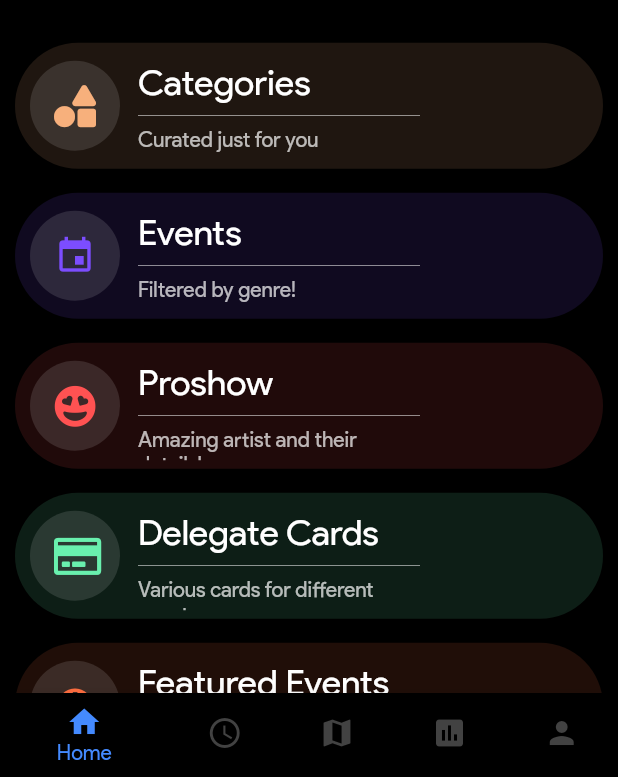
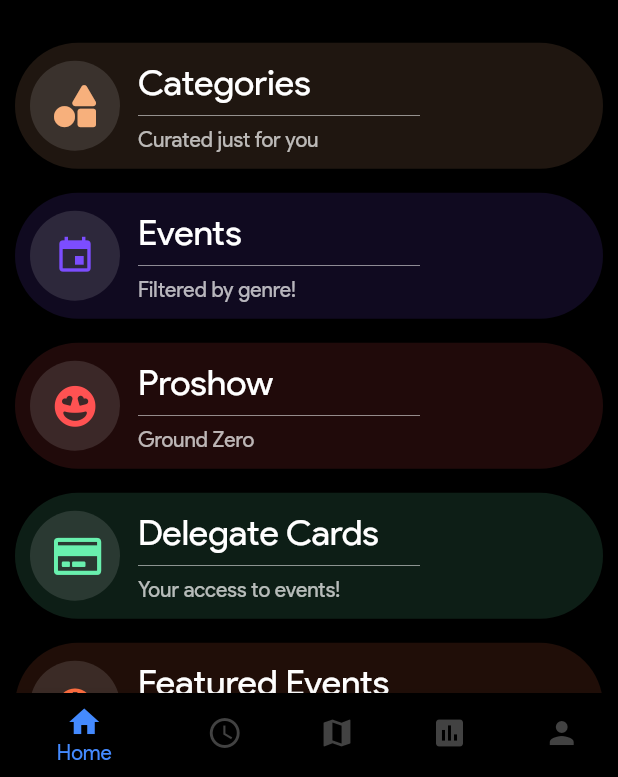
Before and after one commit to Akshiiitsaxena/revels20, a Flutter app: the screen it shows after launch, on a phone screen of 412 x 824 dp, the part 459-1236 px from its top. Run offline on Flutter 3.47's test engine with Material 2 defaults, Android fonts, the phone set to English and light mode, and no system bars; drawn by our look-alikes of cached_network_image; our stand-ins replace cookie_jar, dio, dio_cookie_manager, firebase_messaging, flare_flutter, flushbar and 12 more; missing offline and left inert: barcode_scan, flutter_inappwebview, stretchy_header; accounts and stored records are empty; network calls fail.

Commit message:
fixed final bugs

```diff
--- a/lib/pages/Developers.dart
+++ b/lib/pages/Developers.dart
@@ -338,7 +338,7 @@ class Dev2 extends StatelessWidget {
               //end: Alignment.bottomRight)),
               ),
           Container(
-            margin: const EdgeInsets.only(top: 80),
+            margin: const EdgeInsets.only(top: 30),
             child: Column(
               children: <Widget>[
                 Container(
--- a/lib/pages/Favorites.dart
+++ b/lib/pages/Favorites.dart
@@ -606,7 +606,7 @@ class _FavoritesState extends State<Favorites> with TickerProviderStateMixin {
                             ],
                           ),
                           Container(
-                            color: Colors.tealAccent,
+                            color: Colors.blueAccent,
                             width: 500.0,
                             height: 1.0,
                             margin: EdgeInsets.all(10.0),
--- a/lib/pages/Home.dart
+++ b/lib/pages/Home.dart
@@ -199,14 +199,14 @@ class _HomeState extends State<Home> {
           _buildHeaderContainer(
               context,
               'Proshow',
-              'Amazing artist and their details!',
+              'Ground Zero',
               FontAwesomeIcons.solidGrinHearts,
               Colors.redAccent,
               Colors.redAccent.withOpacity(0.125)),
           _buildHeaderContainer(
               context,
               'Delegate Cards',
-              'Various cards for different events',
+              'Your access to events!',
               FontAwesomeIcons.creditCard,
               Colors.greenAccent,
               Colors.greenAccent.withOpacity(0.125)),
@@ -347,7 +347,7 @@ class _HomeState extends State<Home> {
                     padding: EdgeInsets.only(bottom: 6),
                     child: Text(
                       title,
-                      style: TextStyle(fontSize: 22.0),
+                      style: TextStyle(fontSize: 18.0),
                     ),
                   ),
                 ],
```
Also changed, not shown: lib/pages/DelegateCards.dart (+23 -5 lines), 1 other file.
